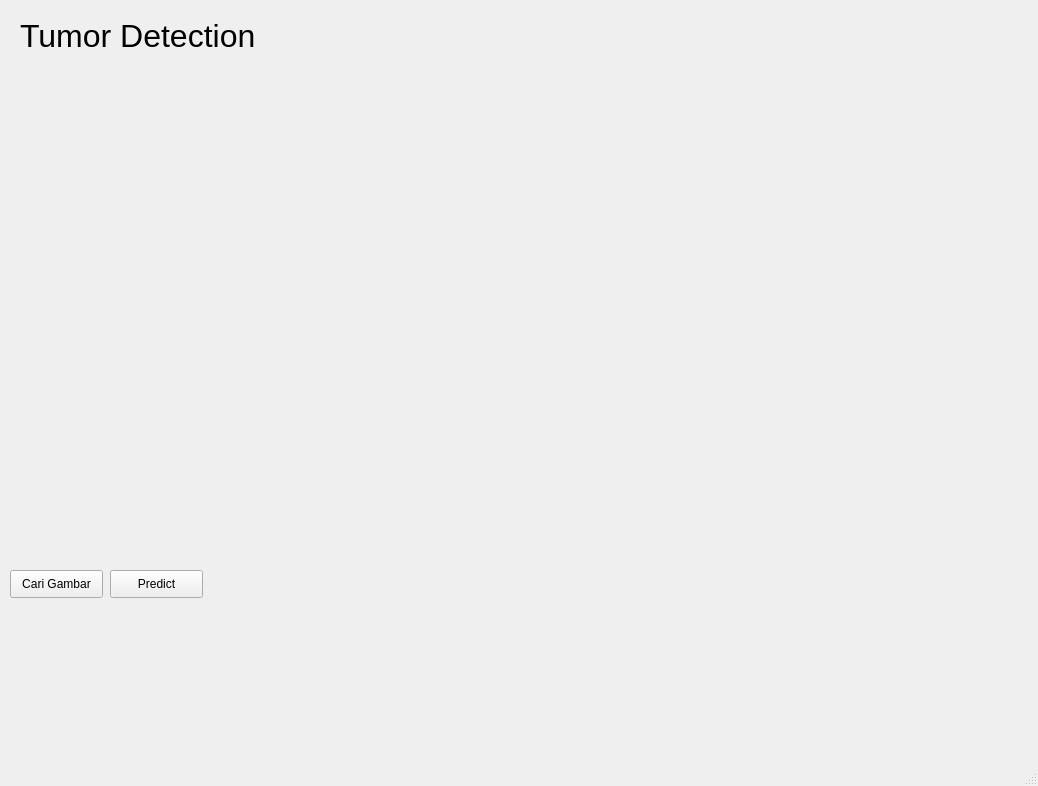
Old version of the form gui.ui in the repository tegar97/brain-tumor-detection.
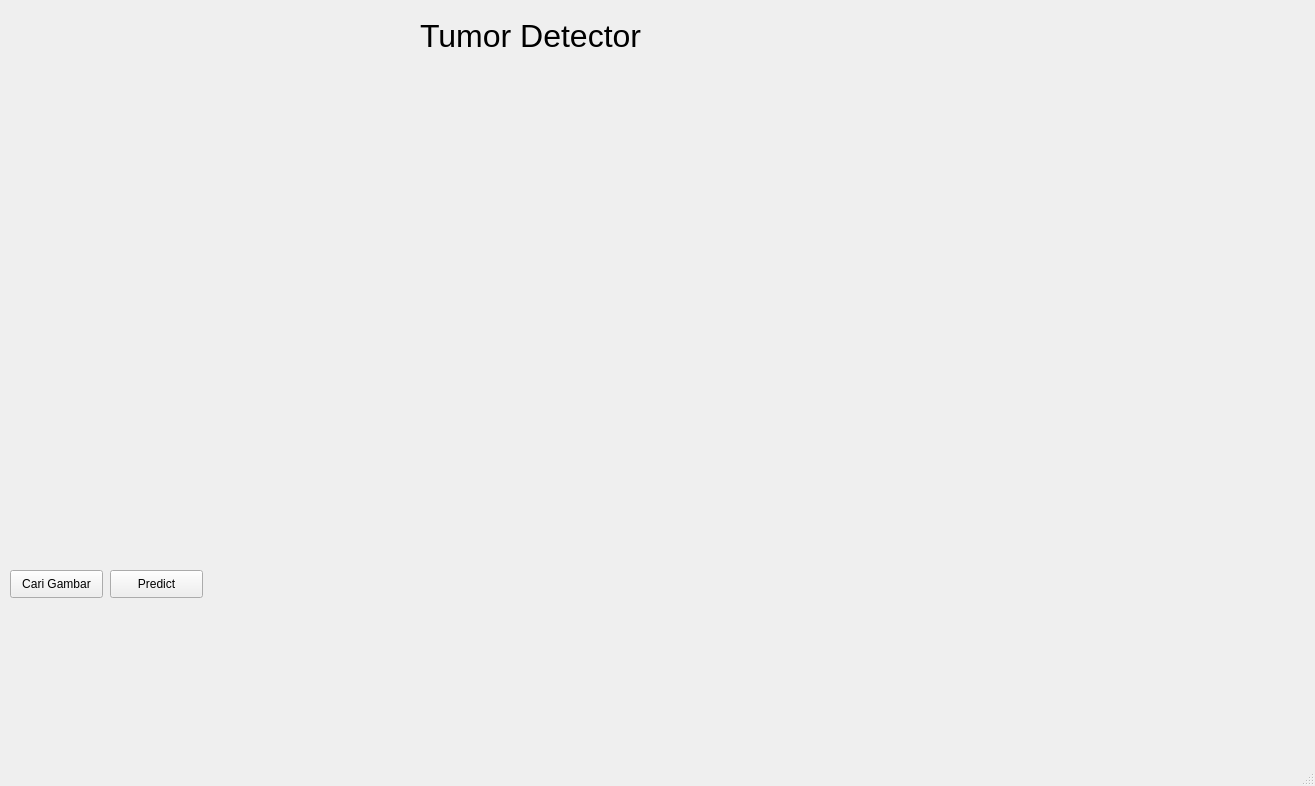
New version of the form.

Diff of the .ui file:
```diff
--- a/gui.ui
+++ b/gui.ui
@@ -6,7 +6,7 @@
    <rect>
     <x>0</x>
     <y>0</y>
-    <width>1038</width>
+    <width>1315</width>
     <height>786</height>
    </rect>
   </property>
@@ -17,7 +17,7 @@
    <widget class="QLabel" name="label">
     <property name="geometry">
      <rect>
-      <x>20</x>
+      <x>420</x>
       <y>10</y>
       <width>341</width>
       <height>51</height>
@@ -29,7 +29,7 @@
      </font>
     </property>
     <property name="text">
-     <string>Tumor Detection</string>
+     <string>Tumor Detector</string>
     </property>
    </widget>
    <widget class="QPushButton" name="pushButton">
@@ -50,8 +50,8 @@
      <rect>
       <x>20</x>
       <y>120</y>
-      <width>351</width>
-      <height>341</height>
+      <width>511</width>
+      <height>351</height>
      </rect>
     </property>
     <property name="text">
@@ -61,8 +61,8 @@
    <widget class="QLabel" name="predict_image">
     <property name="geometry">
      <rect>
-      <x>560</x>
-      <y>120</y>
+      <x>660</x>
+      <y>130</y>
       <width>431</width>
       <height>321</height>
      </rect>
@@ -87,12 +87,17 @@
    <widget class="QLabel" name="label_result">
     <property name="geometry">
      <rect>
-      <x>520</x>
-      <y>420</y>
-      <width>55</width>
-      <height>16</height>
+      <x>390</x>
+      <y>660</y>
+      <width>541</width>
+      <height>20</height>
      </rect>
     </property>
+    <property name="font">
+     <font>
+      <pointsize>14</pointsize>
+     </font>
+    </property>
     <property name="text">
      <string/>
     </property>
```
Left out of the diff: 2 changed lines with no effect on the pictures.
